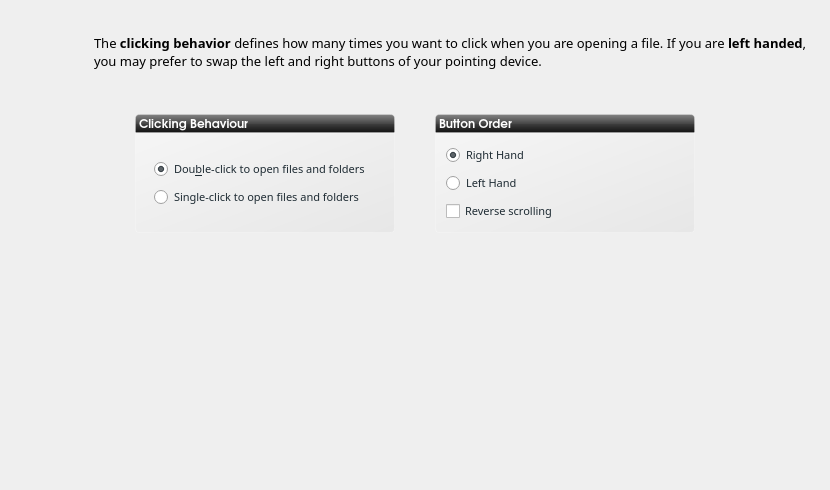
pars-linux/projects, file COMAK/kaptan/ui/ui_scrMouse.ui: the form before one commit.
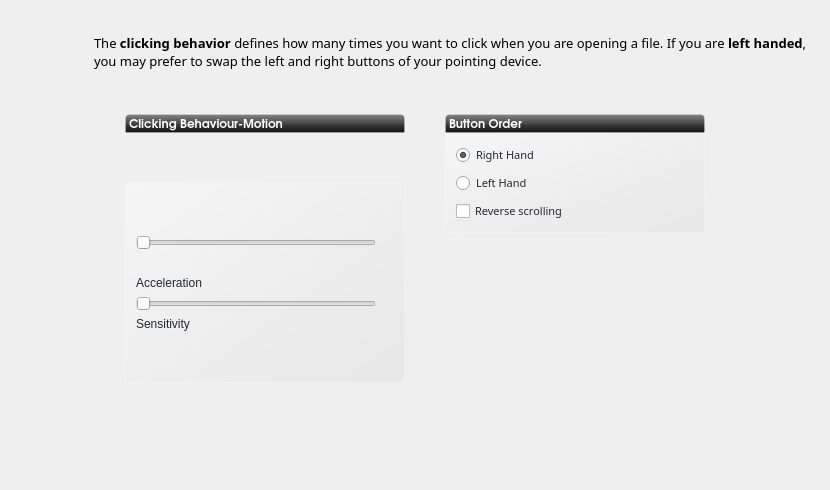
The form after the commit. Icons and pictures are not drawn.

Commit message: lxde mouse ayarları için düzenleme

The edit to the form file:
```diff
--- a/COMAK/kaptan/ui/ui_scrMouse.ui
+++ b/COMAK/kaptan/ui/ui_scrMouse.ui
@@ -146,7 +146,7 @@
 border-top-right-radius: 4px;</string>
            </property>
            <property name="text">
-            <string>Clicking Behaviour</string>
+            <string>Clicking Behaviour-Motion</string>
            </property>
            <property name="margin">
             <number>5</number>
@@ -163,8 +163,8 @@
            </property>
            <property name="minimumSize">
             <size>
-             <width>260</width>
-             <height>100</height>
+             <width>280</width>
+             <height>200</height>
             </size>
            </property>
            <property name="maximumSize">
@@ -192,63 +192,7 @@
             <property name="bottomMargin">
              <number>10</number>
             </property>
-            <item row="3" column="0">
-             <widget class="QRadioButton" name="singleClick">
-              <property name="enabled">
-               <bool>true</bool>
-              </property>
-              <property name="sizePolicy">
-               <sizepolicy hsizetype="Fixed" vsizetype="Fixed">
-                <horstretch>0</horstretch>
-                <verstretch>0</verstretch>
-               </sizepolicy>
-              </property>
-              <property name="font">
-               <font>
-                <family>Sans Serif</family>
-                <pointsize>8</pointsize>
-               </font>
-              </property>
-              <property name="mouseTracking">
-               <bool>true</bool>
-              </property>
-              <property name="text">
-               <string>Single-click to open files and folders</string>
-              </property>
-              <property name="checked">
-               <bool>false</bool>
-              </property>
-             </widget>
-            </item>
-            <item row="2" column="0">
-             <widget class="QRadioButton" name="DoubleClick">
-              <property name="sizePolicy">
-               <sizepolicy hsizetype="Fixed" vsizetype="Fixed">
-                <horstretch>0</horstretch>
-                <verstretch>0</verstretch>
-               </sizepolicy>
-              </property>
-              <property name="font">
-               <font>
-                <family>Sans Serif</family>
-                <pointsize>8</pointsize>
-                <weight>50</weight>
-                <italic>false</italic>
-                <bold>false</bold>
-                <underline>false</underline>
-                <strikeout>false</strikeout>
-                <kerning>true</kerning>
-               </font>
-              </property>
-              <property name="text">
-               <string>Dou&amp;ble-click to open files and folders</string>
-              </property>
-              <property name="checked">
-               <bool>true</bool>
-              </property>
-             </widget>
-            </item>
-            <item row="4" column="0">
+            <item row="9" column="0">
              <spacer name="verticalSpacer">
               <property name="orientation">
                <enum>Qt::Vertical</enum>
@@ -277,6 +221,48 @@
               </property>
              </spacer>
             </item>
+            <item row="5" column="0">
+             <widget class="QLabel" name="label_4">
+              <property name="text">
+               <string>Acceleration</string>
+              </property>
+             </widget>
+            </item>
+            <item row="7" column="0">
+             <widget class="QSlider" name="Sensitivity">
+              <property name="orientation">
+               <enum>Qt::Horizontal</enum>
+              </property>
+             </widget>
+            </item>
+            <item row="8" column="0">
+             <widget class="QLabel" name="label_5">
+              <property name="text">
+               <string>Sensitivity</string>
+              </property>
+             </widget>
+            </item>
+            <item row="3" column="1">
+             <widget class="QLabel" name="lblAcc">
+              <property name="text">
+               <string/>
+              </property>
+             </widget>
+            </item>
+            <item row="7" column="1">
+             <widget class="QLabel" name="lblSen">
+              <property name="text">
+               <string/>
+              </property>
+             </widget>
+            </item>
+            <item row="2" column="0">
+             <widget class="QSlider" name="Acceleration">
+              <property name="orientation">
+               <enum>Qt::Horizontal</enum>
+              </property>
+             </widget>
+            </item>
            </layout>
           </widget>
          </item>
```
Left out of the diff: 35 changed lines with no effect on the pictures.
